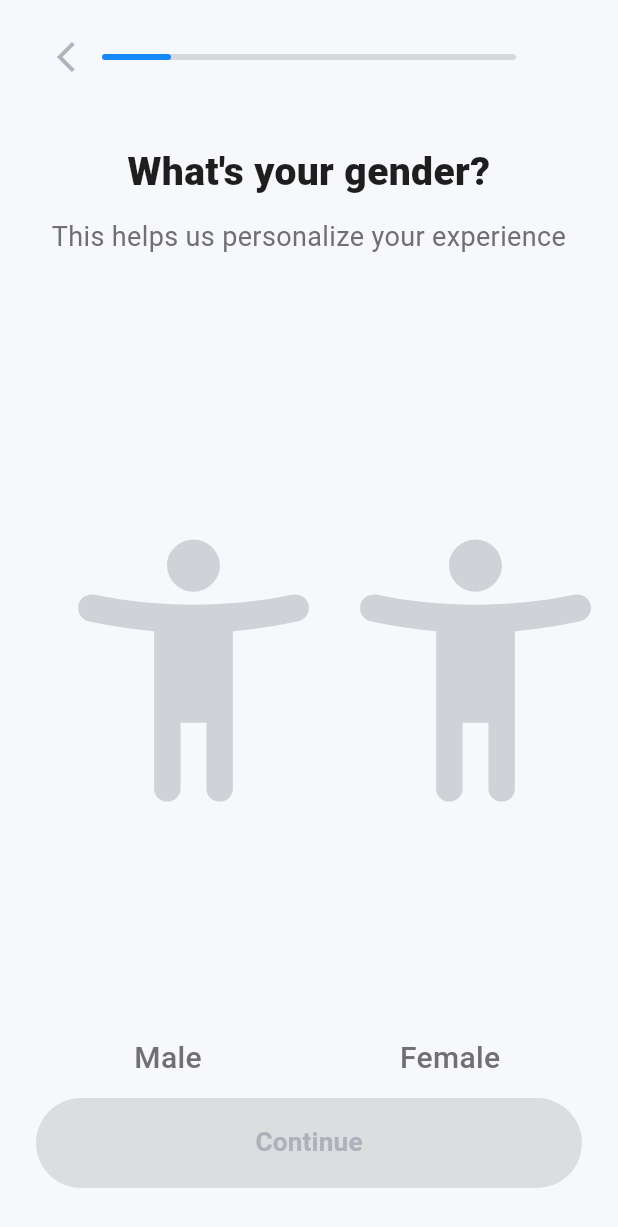
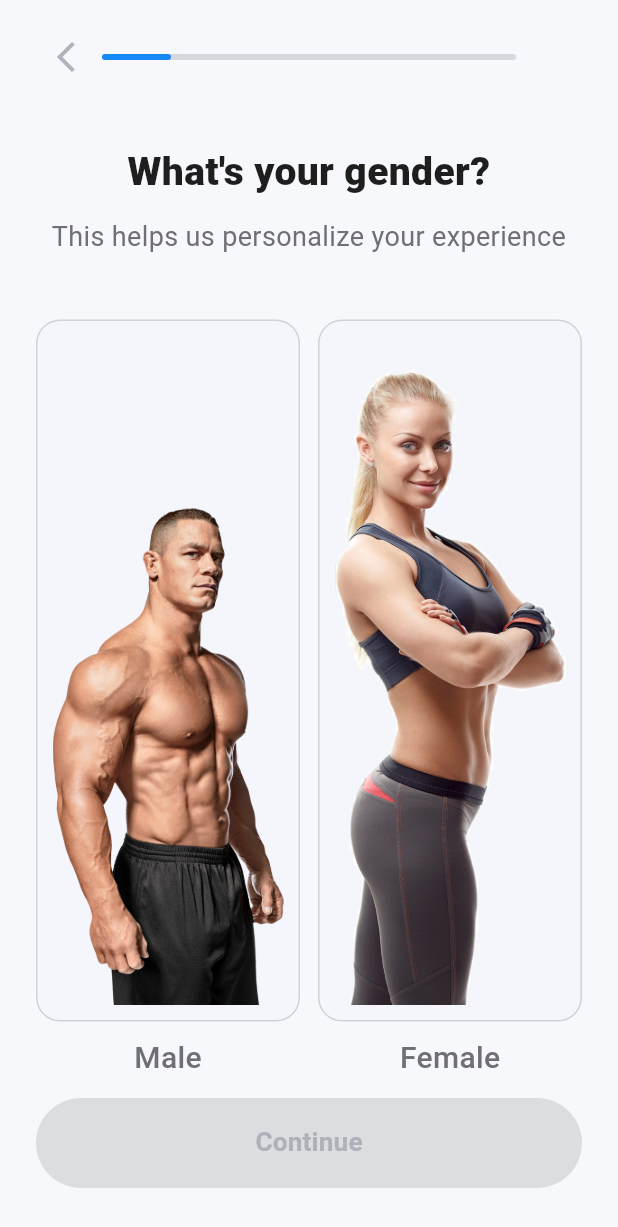
Before and after one commit to Tarunsh0869/fitness_factor, a Flutter app: the screen it shows after launch, after a tap on "Join for free", on a phone screen of 412 x 824 dp. Shown: the top 1227 px of the screen. Run offline on Flutter 3.47's test engine with Material 3 defaults, Android fonts, the phone set to English and light mode, and no system bars; our stand-ins replace cloud_firestore, firebase_auth, firebase_core, firebase_messaging, geolocator, google_sign_in and 3 more; accounts and stored records are empty.

Commit message:
refactor(onboarding): update asset organization and widget implementations
Restructure onboarding assets and improve the implementation of onboarding screens to use more robust asset loading and layout patterns.

- Reorganize onboarding assets into dedicated subdirectories (gender, motivation, welcome)
- Update `pubspec.yaml` with explicit asset paths for the new structure
- Refactor `GenderScreen` to use specific image assets and improved selection styling
- Update `MotivationScreen` and `WelcomeScreen` to use `Stack` for better image/background layering
- Update asset references in `README_ASSETS.txt` to reflect the new naming convention

```diff
--- a/lib/screens/onboarding/gender_screen.dart
+++ b/lib/screens/onboarding/gender_screen.dart
@@ -29,6 +29,7 @@ class GenderScreen extends StatelessWidget {
               Expanded(
                 child: _GenderBody(
                   label: 'Male',
+                  assetPath: 'assets/onboarding/gender/male.png',
                   selected: model.gender == Gender.male,
                   onTap: () => model.setGender(Gender.male),
                 ),
@@ -37,6 +38,7 @@ class GenderScreen extends StatelessWidget {
               Expanded(
                 child: _GenderBody(
                   label: 'Female',
+                  assetPath: 'assets/onboarding/gender/female.png',
                   selected: model.gender == Gender.female,
                   onTap: () => model.setGender(Gender.female),
                 ),
@@ -52,33 +54,68 @@ class GenderScreen extends StatelessWidget {
 class _GenderBody extends StatelessWidget {
   const _GenderBody({
     required this.label,
+    required this.assetPath,
     required this.selected,
     required this.onTap,
   });
 
   final String label;
+  final String assetPath;
   final bool selected;
   final VoidCallback onTap;
 
   @override
   Widget build(BuildContext context) {
-    return InkWell(
-      borderRadius: BorderRadius.circular(16),
-      onTap: onTap,
-      child: Column(
+    return Column(
       children: [
         Expanded(
           child: AnimatedContainer(
             duration: const Duration(milliseconds: 180),
             decoration: BoxDecoration(
+              color: selected ? const Color(0x14035C4A) : const Color(0xFFF4F6FB),
               borderRadius: BorderRadius.circular(16),
-                color: selected ? const Color(0x10F97316) : Colors.transparent,
+              border: Border.all(
+                color: selected ? const Color(0xFF035C4A) : const Color(0xFFD0D2D8),
+                width: selected ? 2 : 1,
               ),
-              child: Center(
-                child: Icon(
+            ),
+            child: Material(
+              color: Colors.transparent,
+              child: InkWell(
+                borderRadius: BorderRadius.circular(16),
+                onTap: onTap,
+                child: Stack(
+                  fit: StackFit.expand,
+                  children: [
+                    Padding(
+                      padding: const EdgeInsets.all(10),
+                      child: Image.asset(
+                        assetPath,
+                        fit: BoxFit.contain,
+                        alignment: Alignment.bottomCenter,
+                        errorBuilder: (_, __, ___) => Icon(
                           Icons.accessibility_new_rounded,
-                  size: 210,
-                  color: selected ? const Color(0xFFCF5B45) : const Color(0xFFD0D2D8),
+                          size: 150,
+                          color: selected ? const Color(0xFF035C4A) : const Color(0xFFD0D2D8),
+                        ),
+                      ),
+                    ),
+                    if (selected)
+                      Positioned(
+                        top: 10,
+                        right: 10,
+                        child: Container(
+                          width: 28,
+                          height: 28,
+                          decoration: const BoxDecoration(
+                            color: Color(0xFF035C4A),
+                            shape: BoxShape.circle,
+                          ),
+                          child: const Icon(Icons.check, color: Colors.white, size: 18),
+                        ),
+                      ),
+                  ],
+                ),
               ),
             ),
           ),
@@ -89,12 +126,11 @@ class _GenderBody extends StatelessWidget {
           style: TextStyle(
             fontSize: 20,
             color: selected ? const Color(0xFF1E1E1E) : const Color(0xFF6F6F75),
-              fontWeight: FontWeight.w500,
+            fontWeight: selected ? FontWeight.w700 : FontWeight.w500,
           ),
         ),
         const SizedBox(height: 12),
       ],
-      ),
     );
   }
 }
--- a/lib/screens/onboarding/motivation_screen.dart
+++ b/lib/screens/onboarding/motivation_screen.dart
@@ -1,9 +1,9 @@
 import 'package:flutter/material.dart';
 
 class _MotivationAssets {
-  static const progress = 'assets/onboarding/welcome/pngwing.com (9).png';
-  static const push = 'assets/onboarding/welcome/pngwing.com (10).png';
-  static const rightPlace = 'assets/onboarding/welcome/pngwing.com (11).png';
+  static const progress = 'assets/onboarding/motivation/progress.png';
+  static const push = 'assets/onboarding/motivation/push.png';
+  static const rightPlace = 'assets/onboarding/motivation/right_place.png';
 }
 
 class MotivationScreen extends StatelessWidget {
@@ -210,21 +210,30 @@ class _MotivationImageCard extends StatelessWidget {
   Widget build(BuildContext context) {
     return ClipRRect(
       borderRadius: BorderRadius.circular(20),
+      child: Stack(
+        fit: StackFit.expand,
+        children: [
+          const DecoratedBox(
+            decoration: BoxDecoration(color: Color(0xFFF4F6FB)),
+          ),
+          Padding(
+            padding: const EdgeInsets.all(10),
             child: Image.asset(
               assetPath,
-        fit: BoxFit.cover,
+              fit: BoxFit.contain,
+              alignment: Alignment.center,
               errorBuilder: (_, __, ___) {
-          return DecoratedBox(
-            decoration: const BoxDecoration(color: Color(0xFFF4F6FB)),
-            child: Center(
+                return Center(
                   child: Icon(
                     fallbackIcon,
                     size: fallbackIconSize,
                     color: const Color(0xFF1689F7),
                   ),
-            ),
                 );
               },
+            ),
+          ),
+        ],
       ),
     );
   }
--- a/lib/screens/onboarding/welcome_screen.dart
+++ b/lib/screens/onboarding/welcome_screen.dart
@@ -126,7 +126,7 @@ class _HeroCollage extends StatelessWidget {
     int tone,
     int imageIndex,
   ) {
-    final fallback = DecoratedBox(
+    final background = DecoratedBox(
       decoration: BoxDecoration(
         borderRadius: BorderRadius.circular(10),
         gradient: LinearGradient(
@@ -145,10 +145,24 @@ class _HeroCollage extends StatelessWidget {
         child: SizedBox(
           width: width,
           height: height,
-          child: Image.asset(
-            _images[imageIndex],
-            fit: BoxFit.cover,
-            errorBuilder: (_, __, ___) => fallback,
+          child: Stack(
+            fit: StackFit.expand,
+            children: [
+              background,
+              Padding(
+                padding: const EdgeInsets.all(4),
+                child: Image.asset(
+                  _images[imageIndex],
+                  fit: BoxFit.contain,
+                  alignment: Alignment.center,
+                  errorBuilder: (_, __, ___) => const Icon(
+                    Icons.broken_image_outlined,
+                    color: Colors.white70,
+                    size: 20,
+                  ),
+                ),
+              ),
+            ],
           ),
         ),
       ),
```
Also changed, not shown: pubspec.yaml (+20 -0 lines), assets/onboarding/README_ASSETS.txt, assets/onboarding/gender/female.png (added), assets/onboarding/gender/male.png (added). Lines whose indentation alone changed are shown as unchanged.
